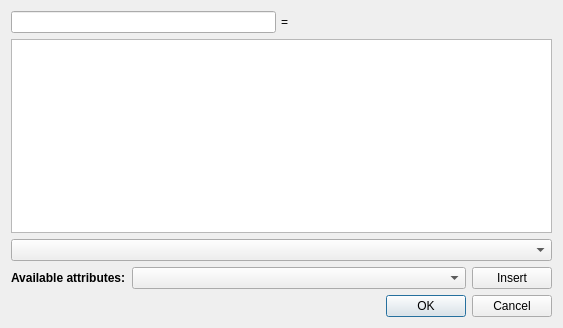
The window that specviz/data/qt/ui/equation_editor.ui (spacetelescope/specviz) describes before a commit, drawn with Qt 5.
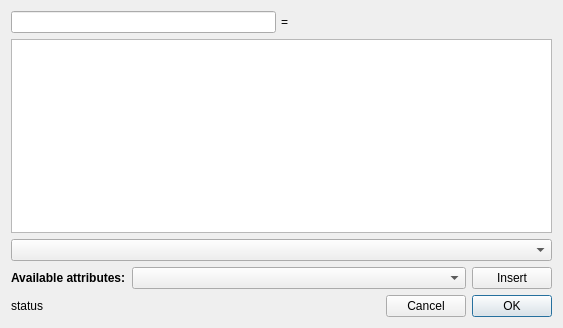
The same window after the commit.

Commit message: made some small changes to UI buttons. Got spectrum1d objects to work when referenced in editor and component editor is working as well.

What changed in the file:
```diff
--- a/specviz/data/qt/ui/equation_editor.ui
+++ b/specviz/data/qt/ui/equation_editor.ui
@@ -100,14 +100,45 @@
     </layout>
    </item>
    <item>
-    <widget class="QDialogButtonBox" name="buttonBox">
-     <property name="orientation">
-      <enum>Qt::Horizontal</enum>
-     </property>
-     <property name="standardButtons">
-      <set>QDialogButtonBox::Cancel|QDialogButtonBox::Ok</set>
-     </property>
-    </widget>
+    <layout class="QHBoxLayout" name="horizontalLayout_5">
+     <item>
+      <widget class="QLabel" name="label_status">
+       <property name="text">
+        <string>status</string>
+       </property>
+      </widget>
+     </item>
+     <item>
+      <spacer name="horizontalSpacer">
+       <property name="orientation">
+        <enum>Qt::Horizontal</enum>
+       </property>
+       <property name="sizeHint" stdset="0">
+        <size>
+         <width>40</width>
+         <height>20</height>
+        </size>
+       </property>
+      </spacer>
+     </item>
+     <item>
+      <widget class="QPushButton" name="button_cancel">
+       <property name="text">
+        <string>Cancel</string>
+       </property>
+      </widget>
+     </item>
+     <item>
+      <widget class="QPushButton" name="button_ok">
+       <property name="text">
+        <string>OK</string>
+       </property>
+       <property name="default">
+        <bool>true</bool>
+       </property>
+      </widget>
+     </item>
+    </layout>
    </item>
   </layout>
  </widget>
```
Left out of the diff: 35 changed lines with no effect on the pictures. The commit also changes 1 other file.
